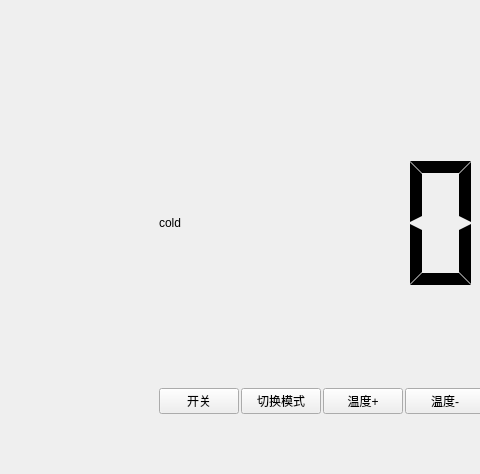
The window that src/server/management.ui (Connor1996/Distributed-Air-Conditioning-System) describes before a commit, drawn with Qt 5; both pictures show x 156 to 636 and y 172 to 646 of the 997 by 646 pixel window.
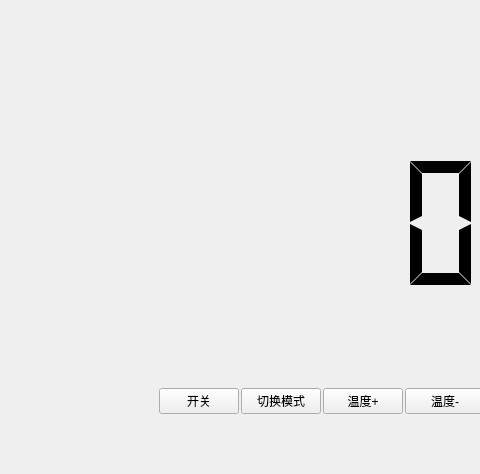
The same window after the commit.

What changed in the file:
```diff
--- a/src/server/management.ui
+++ b/src/server/management.ui
@@ -281,7 +281,10 @@
                 <bool>true</bool>
                </property>
                <property name="text">
-                <string>cold</string>
+                <string/>
+               </property>
+               <property name="alignment">
+                <set>Qt::AlignCenter</set>
                </property>
               </widget>
              </item>
```
